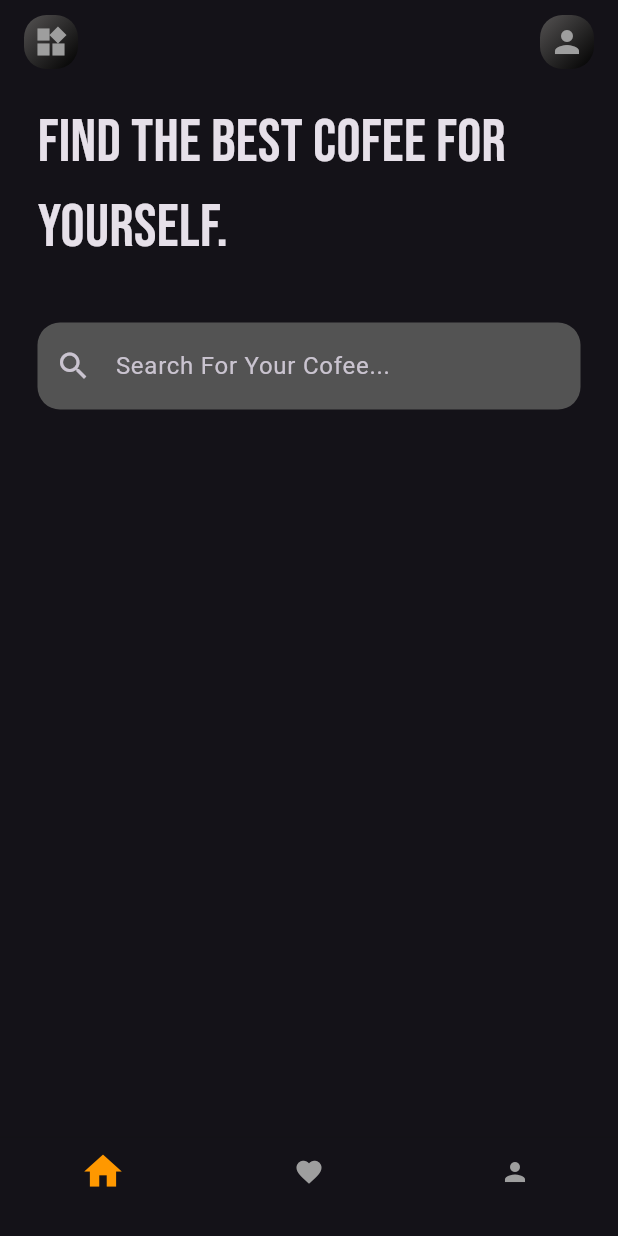
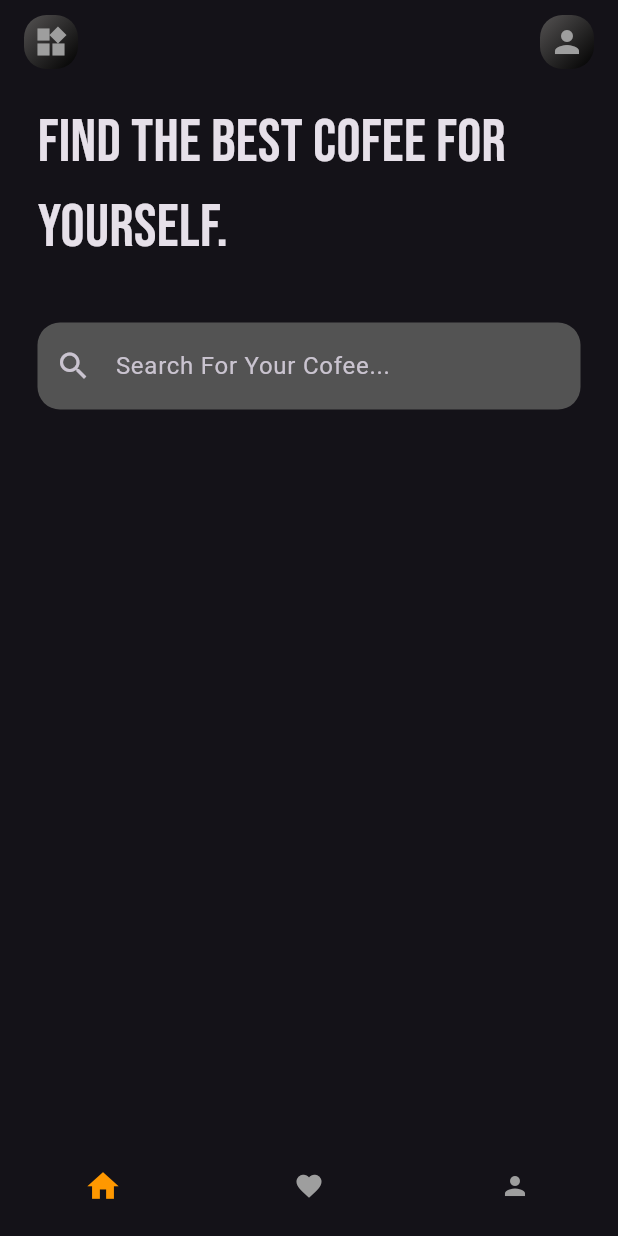
Before and after one commit to ankithshetty17/Cofee-UI, a Flutter app: the screen it shows after launch, on a phone screen of 412 x 824 dp. Run offline on Flutter 3.47's test engine with Material 3 defaults, Android fonts, the phone set to English and light mode, and no system bars.

Commit message:
bottom-navigation

```diff
--- a/lib/main.dart
+++ b/lib/main.dart
@@ -1,4 +1,5 @@
 import 'package:cofee/pages/home_page.dart';
+import 'package:cofee/widgets/bottom_navigation.dart';
 import 'package:flutter/material.dart';
 
 void main() {
@@ -18,7 +19,7 @@ class MyApp extends StatelessWidget {
         brightness: Brightness.dark,
         primarySwatch: Colors.orange
       ),
-      home:const HomePage()
+      home:const BottomNavigator()
     );
   }
 }
--- a/lib/pages/home_page.dart
+++ b/lib/pages/home_page.dart
@@ -31,25 +31,7 @@ class _HomePageState extends State<HomePage> {
         ],
       ),
       ),
-     bottomNavigationBar: BottomNavigationBar(
-      selectedIconTheme: const IconThemeData(color: Colors.orange,size: 30),
-      unselectedIconTheme:const  IconThemeData(color: Colors.grey,size: 20),
-      items:const  [
-        BottomNavigationBarItem(
-          icon: Icon(Icons.home,),
-          label:''
 
-        ),
-         BottomNavigationBarItem(
-          icon: Icon(Icons.favorite),
-           label:''
-        ),
-         BottomNavigationBarItem(
-          icon: Icon(Icons.person),
-          label:''
-        ),
-      ]
-     ),
      body:const SafeArea(child:
       Column(
       children: [
--- /dev/null
+++ b/lib/widgets/bottom_navigation.dart
@@ -0,0 +1,58 @@
+import 'package:cofee/pages/fav_page.dart';
+import 'package:cofee/pages/home_page.dart';
+import 'package:cofee/pages/profile_page.dart';
+import 'package:flutter/material.dart';
+
+class BottomNavigator extends StatefulWidget {
+  const BottomNavigator({super.key});
+
+  @override
+  State<BottomNavigator> createState() => _BottomNavigatorState();
+}
+
+class _BottomNavigatorState extends State<BottomNavigator> {
+  int _Selectedindex=0;
+  void _onTapped(int index){
+    setState(() {
+      _Selectedindex=index;
+    });
+  }
+  final List <Widget> _body=const [
+    HomePage(),
+    FavPage(),
+    Profile(),
+  ];
+  @override
+  Widget build(BuildContext context) {
+   return Scaffold(
+bottomNavigationBar: BottomNavigationBar(
+      currentIndex: _Selectedindex,
+      elevation: 0,
+      onTap: _onTapped,
+      selectedIconTheme: const IconThemeData(color: Colors.orange,size: 25),
+      unselectedIconTheme:const  IconThemeData(color: Colors.grey,size: 20),
+      showSelectedLabels: false,
+      showUnselectedLabels: false,
+      items: const [
+        BottomNavigationBarItem(
+          icon: Icon(Icons.home,),
+          label:''
+
+        ),
+         BottomNavigationBarItem(
+          icon: Icon(Icons.favorite),
+           label:''
+        ),
+         BottomNavigationBarItem(
+          icon: Icon(Icons.person),
+          label:''
+        ),
+      ]
+     ),
+     body:Center(
+      child:
+      _body[_Selectedindex],
+     ),
+    );
+  }
+}
```
Also changed, not shown: lib/pages/fav_page.dart (added, +15 -0 lines), lib/pages/profile_page.dart (added, +14 -0 lines).
